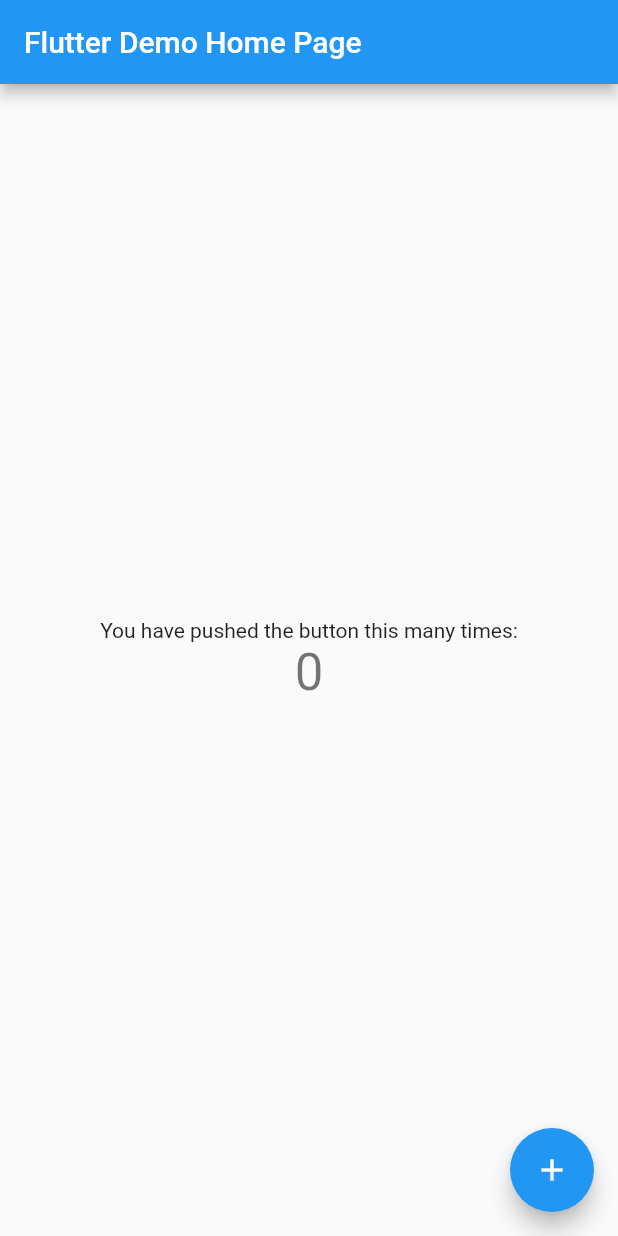
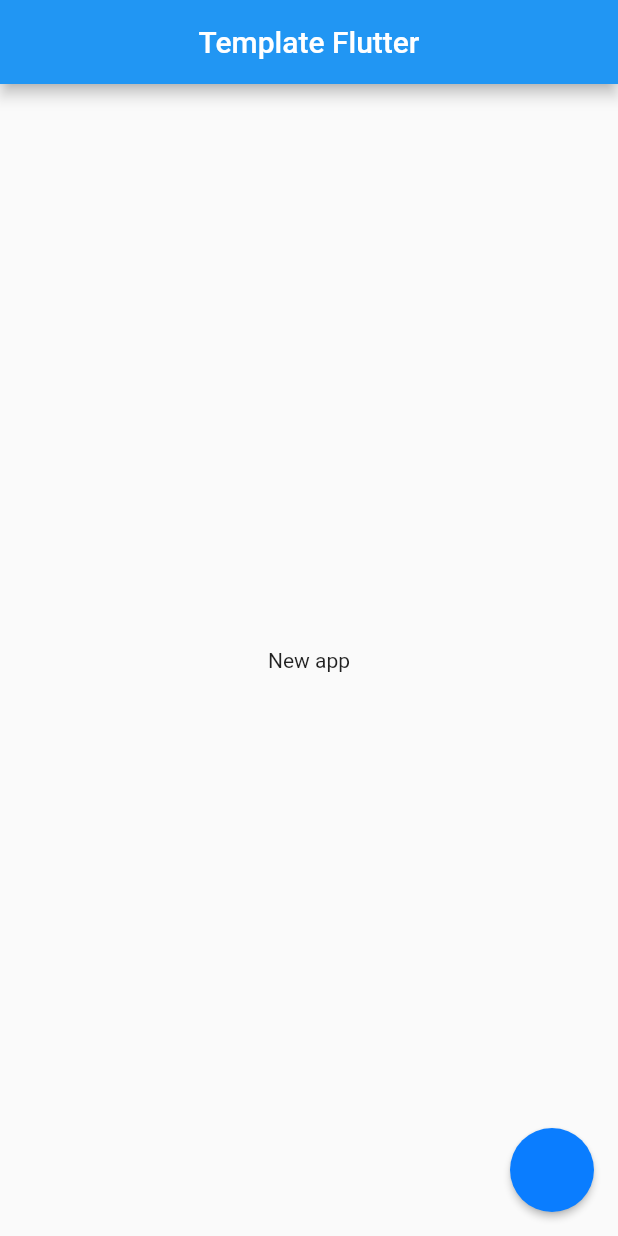
Before and after one commit to isterra/weatherFlutter, a Flutter app: the screen it shows after launch, on a phone screen of 412 x 824 dp. Run offline on Flutter 3.47's test engine with Material 2 defaults, Android fonts, the light colour scheme and no system bars; our stand-ins replace shared_preferences.

Commit message:
themeMode

```diff
--- a/lib/main.dart
+++ b/lib/main.dart
@@ -1,117 +1,44 @@
 import 'package:flutter/material.dart';
+import 'package:model_flutter/src/shared/components/themMode/theme_mode.dart';
+import 'package:provider/provider.dart';
 
 void main() {
-  runApp(MyApp());
+  runApp(
+    ChangeNotifierProvider(
+      create: (_) => CustomThemeMode(),
+      child: MyApp(),
+    ),
+  );
 }
 
 class MyApp extends StatelessWidget {
-  // This widget is the root of your application.
   @override
   Widget build(BuildContext context) {
     return MaterialApp(
-      title: 'Flutter Demo',
-      theme: ThemeData(
-        // This is the theme of your application.
-        //
-        // Try running your application with "flutter run". You'll see the
-        // application has a blue toolbar. Then, without quitting the app, try
-        // changing the primarySwatch below to Colors.green and then invoke
-        // "hot reload" (press "r" in the console where you ran "flutter run",
-        // or simply save your changes to "hot reload" in a Flutter IDE).
-        // Notice that the counter didn't reset back to zero; the application
-        // is not restarted.
-        primarySwatch: Colors.blue,
-        // This makes the visual density adapt to the platform that you run
-        // the app on. For desktop platforms, the controls will be smaller and
-        // closer together (more dense) than on mobile platforms.
-        visualDensity: VisualDensity.adaptivePlatformDensity,
-      ),
-      home: MyHomePage(title: 'Flutter Demo Home Page'),
+      theme: Provider.of<CustomThemeMode>(context).ligthTheme(),
+      darkTheme: Provider.of<CustomThemeMode>(context).darkTheme(),
+      themeMode: Provider.of<CustomThemeMode>(context).currentTheme(),
+      home: MyHomePage(),
     );
   }
 }
 
-class MyHomePage extends StatefulWidget {
-  MyHomePage({Key key, this.title}) : super(key: key);
-
-  // This widget is the home page of your application. It is stateful, meaning
-  // that it has a State object (defined below) that contains fields that affect
-  // how it looks.
-
-  // This class is the configuration for the state. It holds the values (in this
-  // case the title) provided by the parent (in this case the App widget) and
-  // used by the build method of the State. Fields in a Widget subclass are
-  // always marked "final".
-
-  final String title;
-
-  @override
-  _MyHomePageState createState() => _MyHomePageState();
-}
-
-class _MyHomePageState extends State<MyHomePage> {
-  int _counter = 0;
-
-  void _incrementCounter() {
-    setState(() {
-      // This call to setState tells the Flutter framework that something has
-      // changed in this State, which causes it to rerun the build method below
-      // so that the display can reflect the updated values. If we changed
-      // _counter without calling setState(), then the build method would not be
-      // called again, and so nothing would appear to happen.
-      _counter++;
-    });
-  }
+class MyHomePage extends StatelessWidget {
+  const MyHomePage({Key key}) : super(key: key);
 
   @override
   Widget build(BuildContext context) {
-    // This method is rerun every time setState is called, for instance as done
-    // by the _incrementCounter method above.
-    //
-    // The Flutter framework has been optimized to make rerunning build methods
-    // fast, so that you can just rebuild anything that needs updating rather
-    // than having to individually change instances of widgets.
     return Scaffold(
       appBar: AppBar(
-        // Here we take the value from the MyHomePage object that was created by
-        // the App.build method, and use it to set our appbar title.
-        title: Text(widget.title),
+        title: const Text('Template Flutter'),
+        centerTitle: true,
       ),
       body: Center(
-        // Center is a layout widget. It takes a single child and positions it
-        // in the middle of the parent.
-        child: Column(
-          // Column is also a layout widget. It takes a list of children and
-          // arranges them vertically. By default, it sizes itself to fit its
-          // children horizontally, and tries to be as tall as its parent.
-          //
-          // Invoke "debug painting" (press "p" in the console, choose the
-          // "Toggle Debug Paint" action from the Flutter Inspector in Android
-          // Studio, or the "Toggle Debug Paint" command in Visual Studio Code)
-          // to see the wireframe for each widget.
-          //
-          // Column has various properties to control how it sizes itself and
-          // how it positions its children. Here we use mainAxisAlignment to
-          // center the children vertically; the main axis here is the vertical
-          // axis because Columns are vertical (the cross axis would be
-          // horizontal).
-          mainAxisAlignment: MainAxisAlignment.center,
-          children: <Widget>[
-            Text(
-              'You have pushed the button this many times:',
-            ),
-            Text(
-              '$_counter',
-              style: Theme.of(context).textTheme.headline4,
-            ),
-          ],
-        ),
+        child: Text('New app'),
       ),
       floatingActionButton: FloatingActionButton(
-        onPressed: _incrementCounter,
-        tooltip: 'Increment',
-        child: Icon(Icons.add),
-      ), // This trailing comma makes auto-formatting nicer for build methods.
+        onPressed: () => Provider.of<CustomThemeMode>(context).switchTheme(),
+      ),
     );
   }
 }
--- /dev/null
+++ b/lib/src/shared/components/themMode/dark_theme.dart
@@ -0,0 +1,29 @@
+import 'package:flutter/material.dart';
+
+class DarkTheme {
+  static ThemeData getDarkTheme() => ThemeData(
+        floatingActionButtonTheme: FloatingActionButtonThemeData(
+          backgroundColor: Colors.deepPurpleAccent,
+          elevation: 2,
+        ),
+        scaffoldBackgroundColor: Color.fromARGB(255, 48, 48, 48),
+        appBarTheme: AppBarTheme(
+          color: Color.fromARGB(255, 48, 48, 48),
+          iconTheme: IconThemeData(
+            color: Colors.white,
+          ),
+        ),
+        colorScheme: ColorScheme.light(
+          primary: Colors.black,
+          onPrimary: Colors.black,
+          primaryVariant: Colors.black,
+          secondary: Colors.red,
+        ),
+        cardTheme: CardTheme(
+          color: Colors.black,
+        ),
+        iconTheme: IconThemeData(
+          color: Colors.white54,
+        ),
+      );
+}
--- /dev/null
+++ b/lib/src/shared/components/themMode/ligth_theme.dart
@@ -0,0 +1,10 @@
+import 'package:flutter/material.dart';
+
+class LigthTheme {
+  static ThemeData getLigthTheme() => ThemeData(
+        floatingActionButtonTheme: FloatingActionButtonThemeData(
+          backgroundColor: Color.fromARGB(255, 10, 125, 255),
+          elevation: 2,
+        ),
+      );
+}
--- /dev/null
+++ b/lib/src/shared/components/themMode/theme_mode.dart
@@ -0,0 +1,36 @@
+import 'package:flutter/cupertino.dart';
+import 'package:flutter/material.dart';
+import 'package:model_flutter/src/shared/components/themMode/dark_theme.dart';
+import 'package:model_flutter/src/shared/components/themMode/ligth_theme.dart';
+import 'package:shared_preferences/shared_preferences.dart';
+
+class CustomThemeMode with ChangeNotifier {
+  bool _isDark = false;
+  CustomThemeMode() {
+    SharedPreferences.getInstance().then((value) {
+      _isDark = value.getBool('themeMode') ?? false;
+      print('change');
+      notifyListeners();
+    });
+  }
+
+  ThemeMode currentTheme() {
+    return _isDark ? ThemeMode.dark : ThemeMode.light;
+  }
+
+  void switchTheme() {
+    _isDark = !_isDark;
+    SharedPreferences.getInstance().then((value) {
+      value.setBool('themeMode', _isDark);
+    });
+    notifyListeners();
+  }
+
+  ThemeData ligthTheme() {
+    return LigthTheme.getLigthTheme();
+  }
+
+  ThemeData darkTheme() {
+    return DarkTheme.getDarkTheme();
+  }
+}
--- a/pubspec.yaml
+++ b/pubspec.yaml
@@ -28,6 +28,8 @@
   # The following adds the Cupertino Icons font to your application.
   # Use with the CupertinoIcons class for iOS style icons.
   cupertino_icons: ^0.1.3
+  provider: ^3.0.0
+  shared_preferences: ^0.5.12+4
 
 dev_dependencies:
   flutter_test:
```
Also changed, not shown: lib/src/app_bloc.dart (added), lib/src/my_app.dart (added), pubspec.lock.
